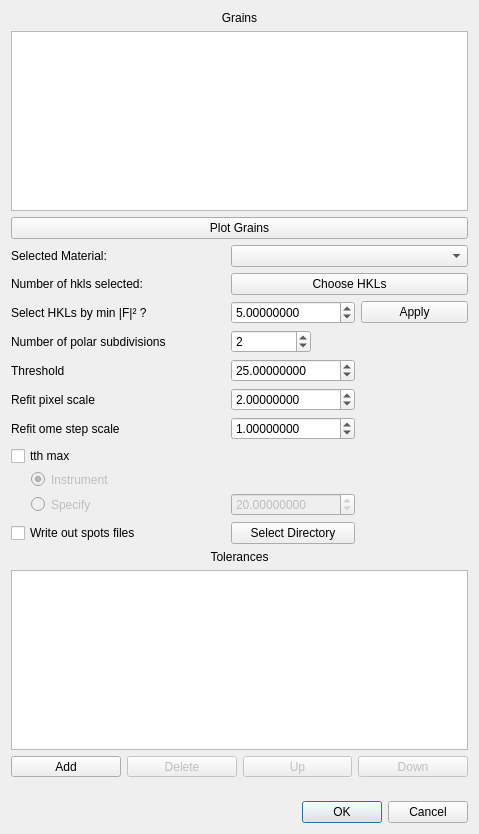
Above: hexrd/ui/resources/ui/fit_grains_options_dialog.ui from HEXRD/hexrdgui before the change. Below: the same form after it.
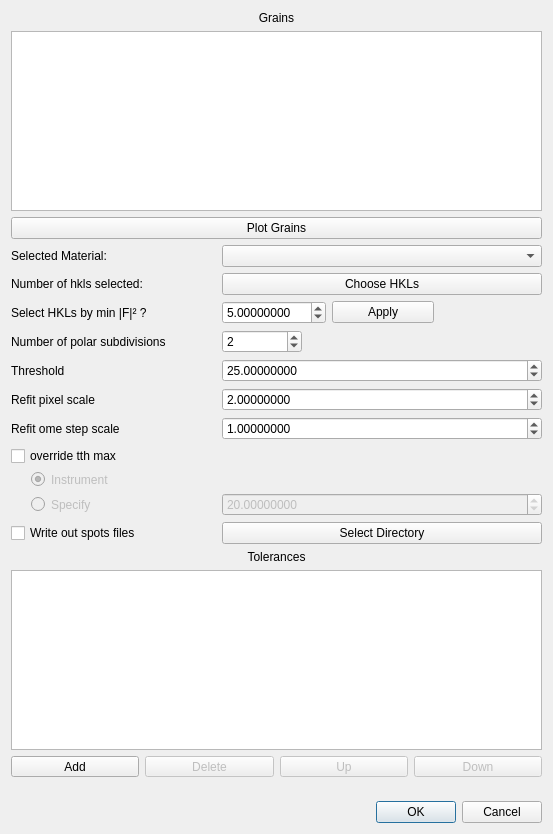
That is the form after the change. Custom widgets are drawn as their Qt base class.

Commit message: Clean up the fit grains options UI a little more

The edit to the form file:
```diff
--- a/hexrd/ui/resources/ui/fit_grains_options_dialog.ui
+++ b/hexrd/ui/resources/ui/fit_grains_options_dialog.ui
@@ -6,7 +6,7 @@
    <rect>
     <x>0</x>
     <y>0</y>
-    <width>479</width>
+    <width>553</width>
     <height>834</height>
    </rect>
   </property>
@@ -40,22 +40,6 @@
    </item>
    <item>
     <layout class="QGridLayout" name="gridLayout">
-     <item row="0" column="3" colspan="2">
-      <widget class="QComboBox" name="material"/>
-     </item>
-     <item row="4" column="3">
-      <widget class="ScientificDoubleSpinBox" name="threshold">
-       <property name="decimals">
-        <number>8</number>
-       </property>
-       <property name="maximum">
-        <double>1000000.000000000000000</double>
-       </property>
-       <property name="value">
-        <double>25.000000000000000</double>
-       </property>
-      </widget>
-     </item>
      <item row="1" column="1" colspan="2">
       <widget class="QLabel" name="num_hkls_selected">
        <property name="text">
@@ -63,45 +47,6 @@
        </property>
       </widget>
      </item>
-     <item row="5" column="3">
-      <widget class="ScientificDoubleSpinBox" name="refit_pixel_scale">
-       <property name="sizePolicy">
-        <sizepolicy hsizetype="Minimum" vsizetype="Fixed">
-         <horstretch>0</horstretch>
-         <verstretch>0</verstretch>
-        </sizepolicy>
-       </property>
-       <property name="decimals">
-        <number>8</number>
-       </property>
-       <property name="maximum">
-        <double>1000000.000000000000000</double>
-       </property>
-       <property name="value">
-        <double>2.000000000000000</double>
-       </property>
-      </widget>
-     </item>
-     <item row="6" column="3">
-      <widget class="ScientificDoubleSpinBox" name="refit_ome_step_scale">
-       <property name="decimals">
-        <number>8</number>
-       </property>
-       <property name="maximum">
-        <double>1000000.000000000000000</double>
-       </property>
-       <property name="value">
-        <double>1.000000000000000</double>
-       </property>
-      </widget>
-     </item>
-     <item row="10" column="3">
-      <widget class="QPushButton" name="set_spots_directory">
-       <property name="text">
-        <string>Select Directory</string>
-       </property>
-      </widget>
-     </item>
      <item row="2" column="4">
       <widget class="QPushButton" name="apply_min_sfac">
        <property name="text">
@@ -109,13 +54,6 @@
        </property>
       </widget>
      </item>
-     <item row="1" column="3" colspan="2">
-      <widget class="QPushButton" name="choose_hkls">
-       <property name="text">
-        <string>Choose HKLs</string>
-       </property>
-      </widget>
-     </item>
      <item row="0" column="1" colspan="2">
       <widget class="QLabel" name="material_label">
        <property name="text">
@@ -123,22 +61,6 @@
        </property>
       </widget>
      </item>
-     <item row="9" column="3">
-      <widget class="ScientificDoubleSpinBox" name="tth_max_value">
-       <property name="enabled">
-        <bool>false</bool>
-       </property>
-       <property name="decimals">
-        <number>8</number>
-       </property>
-       <property name="maximum">
-        <double>1000000.000000000000000</double>
-       </property>
-       <property name="value">
-        <double>20.000000000000000</double>
-       </property>
-      </widget>
-     </item>
      <item row="2" column="3">
       <widget class="ScientificDoubleSpinBox" name="min_sfac_value">
        <property name="decimals">
@@ -152,28 +74,6 @@
        </property>
       </widget>
      </item>
-     <item row="3" column="3">
-      <widget class="QSpinBox" name="npdiv">
-       <property name="sizePolicy">
-        <sizepolicy hsizetype="Fixed" vsizetype="Fixed">
-         <horstretch>0</horstretch>
-         <verstretch>0</verstretch>
-        </sizepolicy>
-       </property>
-       <property name="minimumSize">
-        <size>
-         <width>80</width>
-         <height>0</height>
-        </size>
-       </property>
-       <property name="minimum">
-        <number>1</number>
-       </property>
-       <property name="value">
-        <number>2</number>
-       </property>
-      </widget>
-     </item>
      <item row="2" column="5">
       <spacer name="horizontalSpacer">
        <property name="orientation">
@@ -228,7 +128,7 @@
      <item row="7" column="1" colspan="2">
       <widget class="QCheckBox" name="tth_max_enable">
        <property name="text">
-        <string>tth max</string>
+        <string>override tth max</string>
        </property>
       </widget>
      </item>
@@ -269,6 +169,106 @@
        </property>
       </widget>
      </item>
+     <item row="3" column="3" colspan="3">
+      <widget class="QSpinBox" name="npdiv">
+       <property name="sizePolicy">
+        <sizepolicy hsizetype="Fixed" vsizetype="Fixed">
+         <horstretch>0</horstretch>
+         <verstretch>0</verstretch>
+        </sizepolicy>
+       </property>
+       <property name="minimumSize">
+        <size>
+         <width>80</width>
+         <height>0</height>
+        </size>
+       </property>
+       <property name="minimum">
+        <number>1</number>
+       </property>
+       <property name="value">
+        <number>2</number>
+       </property>
+      </widget>
+     </item>
+     <item row="0" column="3" colspan="3">
+      <widget class="QComboBox" name="material"/>
+     </item>
+     <item row="1" column="3" colspan="3">
+      <widget class="QPushButton" name="choose_hkls">
+       <property name="text">
+        <string>Choose HKLs</string>
+       </property>
+      </widget>
+     </item>
+     <item row="4" column="3" colspan="3">
+      <widget class="ScientificDoubleSpinBox" name="threshold">
+       <property name="decimals">
+        <number>8</number>
+       </property>
+       <property name="maximum">
+        <double>1000000.000000000000000</double>
+       </property>
+       <property name="value">
+        <double>25.000000000000000</double>
+       </property>
+      </widget>
+     </item>
+     <item row="5" column="3" colspan="3">
+      <widget class="ScientificDoubleSpinBox" name="refit_pixel_scale">
+       <property name="sizePolicy">
+        <sizepolicy hsizetype="Minimum" vsizetype="Fixed">
+         <horstretch>0</horstretch>
+         <verstretch>0</verstretch>
+        </sizepolicy>
+       </property>
+       <property name="decimals">
+        <number>8</number>
+       </property>
+       <property name="maximum">
+        <double>1000000.000000000000000</double>
+       </property>
+       <property name="value">
+        <double>2.000000000000000</double>
+       </property>
+      </widget>
+     </item>
+     <item row="6" column="3" colspan="3">
+      <widget class="ScientificDoubleSpinBox" name="refit_ome_step_scale">
+       <property name="decimals">
+        <number>8</number>
+       </property>
+       <property name="maximum">
+        <double>1000000.000000000000000</double>
+       </property>
+       <property name="value">
+        <double>1.000000000000000</double>
+       </property>
+      </widget>
+     </item>
+     <item row="9" column="3" colspan="3">
+      <widget class="ScientificDoubleSpinBox" name="tth_max_value">
+       <property name="enabled">
+        <bool>false</bool>
+       </property>
+       <property name="decimals">
+        <number>8</number>
+       </property>
+       <property name="maximum">
+        <double>1000000.000000000000000</double>
+       </property>
+       <property name="value">
+        <double>20.000000000000000</double>
+       </property>
+      </widget>
+     </item>
+     <item row="10" column="3" colspan="3">
+      <widget class="QPushButton" name="set_spots_directory">
+       <property name="text">
+        <string>Select Directory</string>
+       </property>
+      </widget>
+     </item>
     </layout>
    </item>
    <item>
```
Left out of the diff: 3 changed lines with no effect on the pictures.
